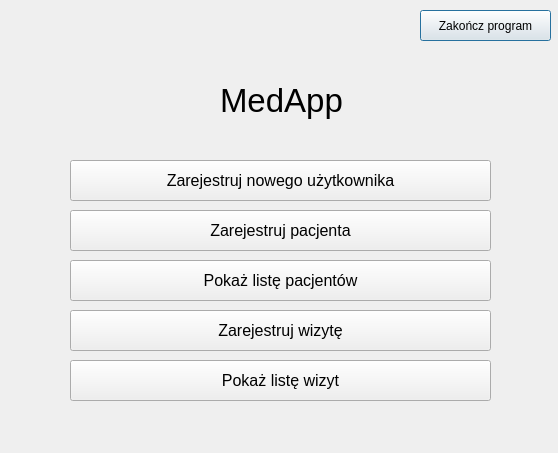
The window that gui/mainWindowGui.ui (dominikagabor/Development_MedApp) describes before a commit, drawn with Qt 5.
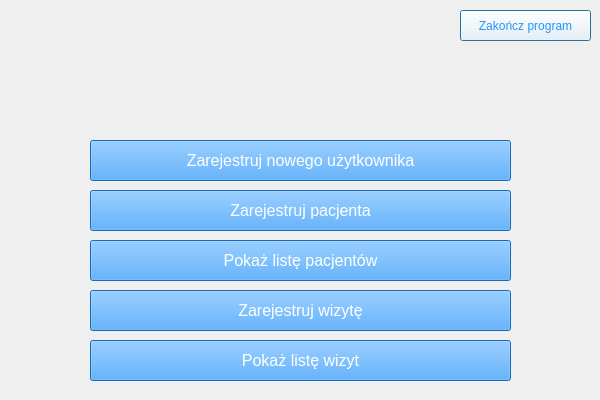
The same window after the commit.

What changed in the file:
```diff
--- a/gui/mainWindowGui.ui
+++ b/gui/mainWindowGui.ui
@@ -6,18 +6,30 @@
    <rect>
     <x>0</x>
     <y>0</y>
-    <width>558</width>
-    <height>453</height>
+    <width>600</width>
+    <height>400</height>
    </rect>
   </property>
+  <property name="minimumSize">
+   <size>
+    <width>600</width>
+    <height>400</height>
+   </size>
+  </property>
+  <property name="maximumSize">
+   <size>
+    <width>600</width>
+    <height>400</height>
+   </size>
+  </property>
   <property name="windowTitle">
    <string>Dialog</string>
   </property>
   <widget class="QPushButton" name="registerButton">
    <property name="geometry">
     <rect>
-     <x>70</x>
-     <y>160</y>
+     <x>90</x>
+     <y>140</y>
      <width>421</width>
      <height>41</height>
     </rect>
@@ -30,6 +42,9 @@
    <property name="focusPolicy">
     <enum>Qt::NoFocus</enum>
    </property>
+   <property name="styleSheet">
+    <string notr="true">background-color: rgb(34, 148, 255); color: rgb(255, 255, 255)</string>
+   </property>
    <property name="text">
     <string>Zarejestruj nowego użytkownika</string>
    </property>
@@ -37,8 +52,8 @@
   <widget class="QPushButton" name="showPatientsButton">
    <property name="geometry">
     <rect>
-     <x>70</x>
-     <y>260</y>
+     <x>90</x>
+     <y>240</y>
      <width>421</width>
      <height>41</height>
     </rect>
@@ -51,6 +66,9 @@
    <property name="focusPolicy">
     <enum>Qt::NoFocus</enum>
    </property>
+   <property name="styleSheet">
+    <string notr="true">background-color: rgb(34, 148, 255); color: rgb(255, 255, 255)</string>
+   </property>
    <property name="text">
     <string>Pokaż listę pacjentów</string>
    </property>
@@ -58,8 +76,8 @@
   <widget class="QPushButton" name="AddPatientButton">
    <property name="geometry">
     <rect>
-     <x>70</x>
-     <y>210</y>
+     <x>90</x>
+     <y>190</y>
      <width>421</width>
      <height>41</height>
     </rect>
@@ -72,32 +90,17 @@
    <property name="focusPolicy">
     <enum>Qt::NoFocus</enum>
    </property>
+   <property name="styleSheet">
+    <string notr="true">background-color: rgb(34, 148, 255); color: rgb(255, 255, 255)</string>
+   </property>
    <property name="text">
     <string>Zarejestruj pacjenta</string>
    </property>
   </widget>
-  <widget class="QLabel" name="label">
-   <property name="geometry">
-    <rect>
-     <x>220</x>
-     <y>80</y>
-     <width>141</width>
-     <height>41</height>
-    </rect>
-   </property>
-   <property name="font">
-    <font>
-     <pointsize>25</pointsize>
-    </font>
-   </property>
-   <property name="text">
-    <string>MedApp</string>
-   </property>
-  </widget>
   <widget class="QPushButton" name="endButton">
    <property name="geometry">
     <rect>
-     <x>420</x>
+     <x>460</x>
      <y>10</y>
      <width>131</width>
      <height>31</height>
@@ -108,6 +111,9 @@
      <pointsize>9</pointsize>
     </font>
    </property>
+   <property name="styleSheet">
+    <string notr="true">background-color: rgb(255, 255, 255); color: rgb(34, 148, 255)</string>
+   </property>
    <property name="text">
     <string>Zakończ program</string>
    </property>
@@ -115,8 +121,8 @@
   <widget class="QPushButton" name="VisitsButton">
    <property name="geometry">
     <rect>
-     <x>70</x>
-     <y>310</y>
+     <x>90</x>
+     <y>290</y>
      <width>421</width>
      <height>41</height>
     </rect>
@@ -129,6 +135,9 @@
    <property name="focusPolicy">
     <enum>Qt::NoFocus</enum>
    </property>
+   <property name="styleSheet">
+    <string notr="true">background-color: rgb(34, 148, 255); color: rgb(255, 255, 255)</string>
+   </property>
    <property name="text">
     <string>Zarejestruj wizytę</string>
    </property>
@@ -136,8 +145,8 @@
   <widget class="QPushButton" name="showVisitButton">
    <property name="geometry">
     <rect>
-     <x>70</x>
-     <y>360</y>
+     <x>90</x>
+     <y>340</y>
      <width>421</width>
      <height>41</height>
     </rect>
@@ -150,10 +159,39 @@
    <property name="focusPolicy">
     <enum>Qt::NoFocus</enum>
    </property>
+   <property name="styleSheet">
+    <string notr="true">background-color: rgb(34, 148, 255); color: rgb(255, 255, 255)</string>
+   </property>
    <property name="text">
     <string>Pokaż listę wizyt</string>
    </property>
   </widget>
+  <widget class="QLabel" name="widget">
+   <property name="geometry">
+    <rect>
+     <x>0</x>
+     <y>0</y>
+     <width>601</width>
+     <height>401</height>
+    </rect>
+   </property>
+   <property name="minimumSize">
+    <size>
+     <width>40</width>
+     <height>60</height>
+    </size>
+   </property>
+   <property name="text">
+    <string/>
+   </property>
+  </widget>
+  <zorder>widget</zorder>
+  <zorder>registerUserButton</zorder>
+  <zorder>showPatientsButton</zorder>
+  <zorder>registerPatientButton</zorder>
+  <zorder>endButton</zorder>
+  <zorder>registerVisitButton</zorder>
+  <zorder>showVisitButton</zorder>
  </widget>
  <resources/>
  <connections/>
```
Left out of the diff: 6 changed lines with no effect on the pictures.
